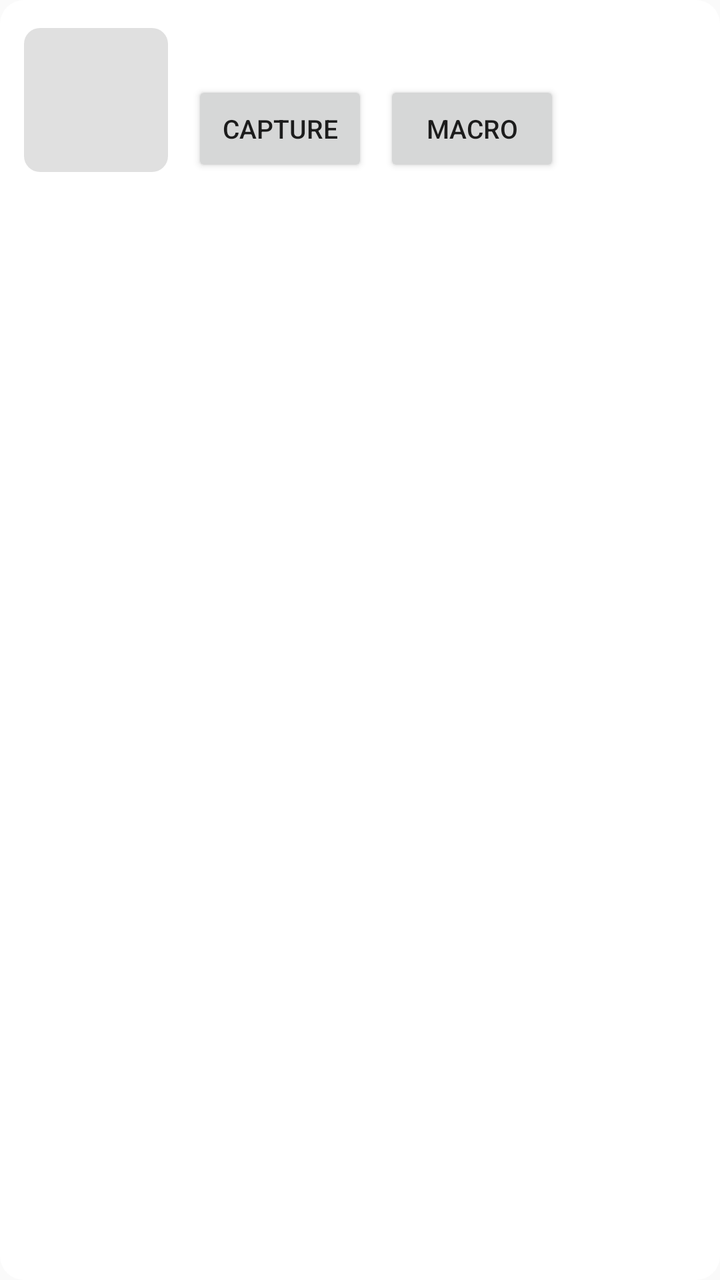
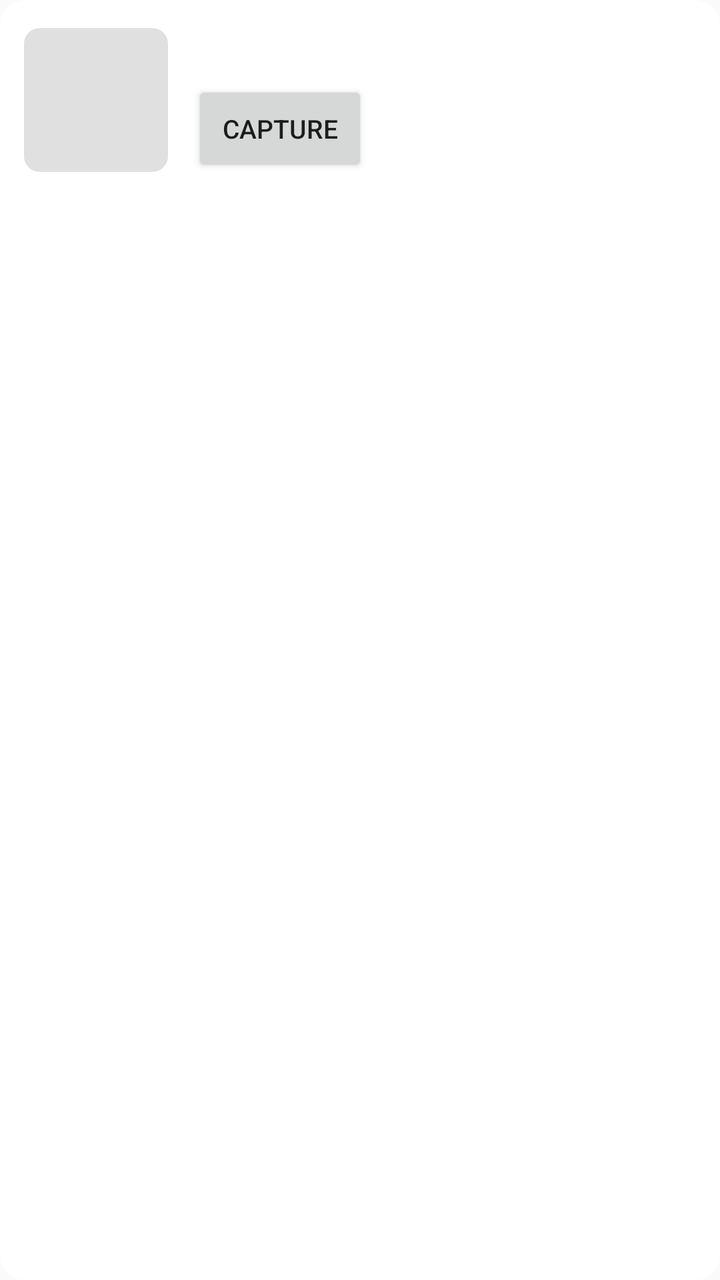

The first picture is an Android layout as it rendered before a commit; the second is the same layout after the commit. The layout source and the unified diff follow.
<!-- AndroidManifest.xml: application theme Theme.OralAcquisition -->
<!-- res/layout/item_oral_area.xml -->
<?xml version="1.0" encoding="utf-8"?>
<LinearLayout xmlns:android="http://schemas.android.com/apk/res/android"
    android:layout_width="match_parent"
    android:layout_height="wrap_content"
    android:layout_marginHorizontal="12dp"
    android:layout_marginVertical="6dp"
    android:background="@drawable/bg_card">

    <LinearLayout
        android:layout_width="match_parent"
        android:layout_height="wrap_content"
        android:orientation="horizontal"
        android:gravity="center_vertical"
        android:padding="12dp">

        <FrameLayout
            android:layout_width="72dp"
            android:layout_height="72dp"
            android:background="@drawable/bg_thumb">

            <ImageView
                android:id="@+id/ivAreaThumb"
                android:layout_width="match_parent"
                android:layout_height="match_parent"
                android:contentDescription="Area thumbnail"
                android:scaleType="centerCrop" />
        </FrameLayout>

<LinearLayout
                android:layout_width="0dp"
                android:layout_height="wrap_content"
                android:layout_weight="1"
                android:layout_marginStart="12dp"
                android:orientation="vertical">

                <TextView
                    android:id="@+id/tvAreaName"
                    android:layout_width="match_parent"
                    android:layout_height="wrap_content"
                    android:textColor="@color/text_primary"
                    android:textSize="15sp"
                    android:textStyle="bold" />

                <LinearLayout
                    android:layout_width="wrap_content"
                    android:layout_height="wrap_content"
                    android:layout_marginTop="8dp"
                    android:orientation="horizontal">

                    <androidx.appcompat.widget.AppCompatButton
                        android:id="@+id/btnCapture"
                        android:layout_width="wrap_content"
                        android:layout_height="wrap_content"
                        android:text="Capture"
                        android:textSize="13sp" />

                    <androidx.appcompat.widget.AppCompatButton
                        android:id="@+id/btnMacro"
                        android:layout_width="wrap_content"
                        android:layout_height="wrap_content"
                        android:layout_marginStart="8dp"
                        android:text="Macro"
                        android:textSize="13sp" />
                </LinearLayout>
            </LinearLayout>

        <ImageView
            android:id="@+id/btnRemove"
            android:layout_width="40dp"
            android:layout_height="40dp"
            android:background="?attr/selectableItemBackgroundBorderless"
            android:contentDescription="Remove photo"
            android:padding="8dp"
            android:src="@drawable/ic_delete"
            android:visibility="gone" />

    </LinearLayout>
</LinearLayout>
<!-- resources referenced by this layout -->
<resources>
  <color name="text_primary">#212121</color>
  <!-- drawable bg_card (drawable) -->
  <?xml version="1.0" encoding="utf-8"?>
  <shape xmlns:android="http://schemas.android.com/apk/res/android"
      android:shape="rectangle">
      <solid android:color="@color/card_background" />
      <corners android:radius="12dp" />
  </shape>
  <!-- drawable bg_thumb (drawable) -->
  <?xml version="1.0" encoding="utf-8"?>
  <shape xmlns:android="http://schemas.android.com/apk/res/android"
      android:shape="rectangle">
      <solid android:color="#E0E0E0" />
      <corners android:radius="8dp" />
  </shape>
  <!-- drawable ic_delete (drawable) -->
  <vector xmlns:android="http://schemas.android.com/apk/res/android"
      android:width="24dp"
      android:height="24dp"
      android:viewportWidth="24"
      android:viewportHeight="24"
      android:tint="#E53935">
      <path
          android:fillColor="@android:color/white"
          android:pathData="M6,19c0,1.1 0.9,2 2,2h8c1.1,0 2,-0.9 2,-2V7H6v12zM19,4h-3.5l-1,-1h-5l-1,1H5v2h14V4z" />
  </vector>
  <style name="Theme.OralAcquisition" parent="Theme.AppCompat.Light.NoActionBar">
          <item name="colorPrimary">@color/primary</item>
          <item name="colorPrimaryDark">@color/primary_dark</item>
          <item name="colorAccent">@color/primary</item>
          <item name="android:statusBarColor">@color/primary_dark</item>
      </style>
  <color name="card_background">#FFFFFF</color>
  <color name="primary">#00695C</color>
  <color name="primary_dark">#004D40</color>
</resources>

<!-- the commit's change to res/layout/item_oral_area.xml (unified diff, before → after) -->
@@ -41,27 +41,13 @@
                     android:textSize="15sp"
                     android:textStyle="bold" />
 
-                <LinearLayout
+                <androidx.appcompat.widget.AppCompatButton
+                    android:id="@+id/btnCapture"
                     android:layout_width="wrap_content"
                     android:layout_height="wrap_content"
                     android:layout_marginTop="8dp"
-                    android:orientation="horizontal">
-
-                    <androidx.appcompat.widget.AppCompatButton
-                        android:id="@+id/btnCapture"
-                        android:layout_width="wrap_content"
-                        android:layout_height="wrap_content"
-                        android:text="Capture"
-                        android:textSize="13sp" />
-
-                    <androidx.appcompat.widget.AppCompatButton
-                        android:id="@+id/btnMacro"
-                        android:layout_width="wrap_content"
-                        android:layout_height="wrap_content"
-                        android:layout_marginStart="8dp"
-                        android:text="Macro"
-                        android:textSize="13sp" />
-                </LinearLayout>
+                    android:text="Capture"
+                    android:textSize="13sp" />
             </LinearLayout>
 
         <ImageView
